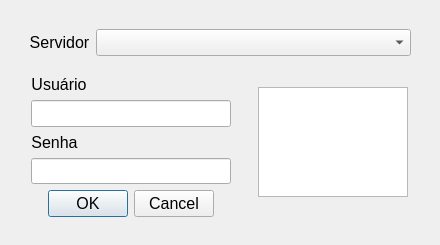
Before: the Qt Designer form Resources/UI/LoginDialog.ui in Klubas/Projeto-SOAD, drawn with Qt 5.
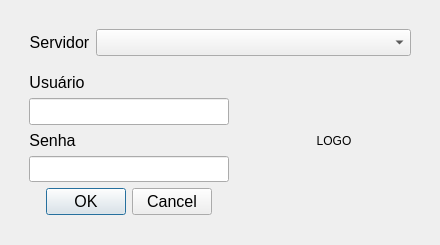
After: the same form once the commit is applied.

```diff
--- a/Resources/UI/LoginDialog.ui
+++ b/Resources/UI/LoginDialog.ui
@@ -106,7 +106,7 @@
         <item>
          <layout class="QHBoxLayout" name="horizontalLayout">
           <property name="spacing">
-           <number>0</number>
+           <number>10</number>
           </property>
           <item>
            <widget class="QWidget" name="verticalWidget_login" native="true">
@@ -232,45 +232,91 @@
            </widget>
           </item>
           <item>
-           <layout class="QGridLayout" name="gridLayout_3" rowstretch="0" columnstretch="0" rowminimumheight="0" columnminimumwidth="0">
+           <layout class="QGridLayout" name="gridLayout_3" rowstretch="0,0" columnstretch="0">
             <property name="sizeConstraint">
              <enum>QLayout::SetMinimumSize</enum>
             </property>
             <property name="leftMargin">
-             <number>10</number>
+             <number>0</number>
             </property>
             <property name="topMargin">
-             <number>10</number>
+             <number>0</number>
             </property>
             <property name="rightMargin">
-             <number>10</number>
+             <number>0</number>
             </property>
             <property name="bottomMargin">
-             <number>10</number>
+             <number>0</number>
             </property>
             <property name="spacing">
-             <number>10</number>
+             <number>0</number>
             </property>
             <item row="0" column="0">
-             <widget class="QGraphicsView" name="graphicsView">
+             <widget class="QScrollArea" name="scrollArea_logo">
+              <property name="frameShape">
+               <enum>QFrame::NoFrame</enum>
+              </property>
+              <property name="frameShadow">
+               <enum>QFrame::Plain</enum>
+              </property>
+              <property name="widgetResizable">
+               <bool>true</bool>
+              </property>
+              <widget class="QWidget" name="scrollAreaWidgetContents_logo">
               <property name="enabled">
                <bool>true</bool>
               </property>
+               <property name="geometry">
+                <rect>
+                 <x>0</x>
+                 <y>0</y>
+                 <width>164</width>
+                 <height>169</height>
+                </rect>
+               </property>
+               <property name="inputMethodHints">
+                <set>Qt::ImhNone</set>
+               </property>
+               <layout class="QGridLayout" name="gridLayout_4">
+                <property name="leftMargin">
+                 <number>0</number>
+                </property>
+                <property name="topMargin">
+                 <number>0</number>
+                </property>
+                <property name="rightMargin">
+                 <number>0</number>
+                </property>
+                <property name="bottomMargin">
+                 <number>0</number>
+                </property>
+                <property name="spacing">
+                 <number>0</number>
+                </property>
+                <item row="0" column="0">
+                 <widget class="QLabel" name="label_logo">
               <property name="sizePolicy">
                <sizepolicy hsizetype="Expanding" vsizetype="Expanding">
                 <horstretch>0</horstretch>
                 <verstretch>0</verstretch>
                </sizepolicy>
               </property>
-              <property name="maximumSize">
-               <size>
-                <width>150</width>
-                <height>110</height>
-               </size>
-              </property>
-              <property name="interactive">
+                  <property name="autoFillBackground">
+                   <bool>true</bool>
+                  </property>
+                  <property name="text">
+                   <string>LOGO</string>
+                  </property>
+                  <property name="scaledContents">
                <bool>false</bool>
               </property>
+                  <property name="alignment">
+                   <set>Qt::AlignCenter</set>
+                  </property>
+                 </widget>
+                </item>
+               </layout>
+              </widget>
              </widget>
             </item>
            </layout>
```
Lines whose indentation alone changed are shown as unchanged.
